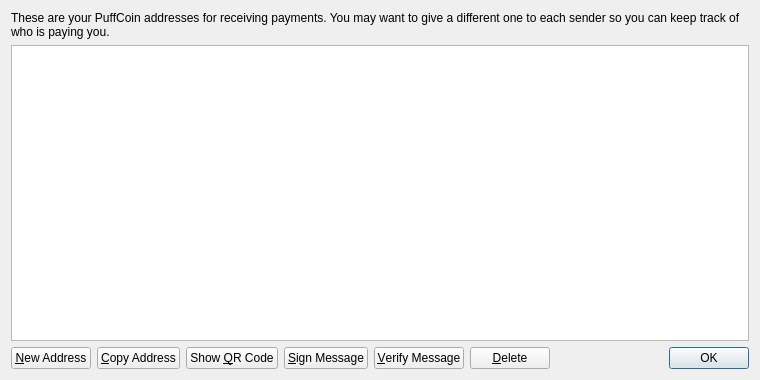
Old version of the form src/qt/forms/addressbookpage.ui in the repository abelov335/codetowncoin.
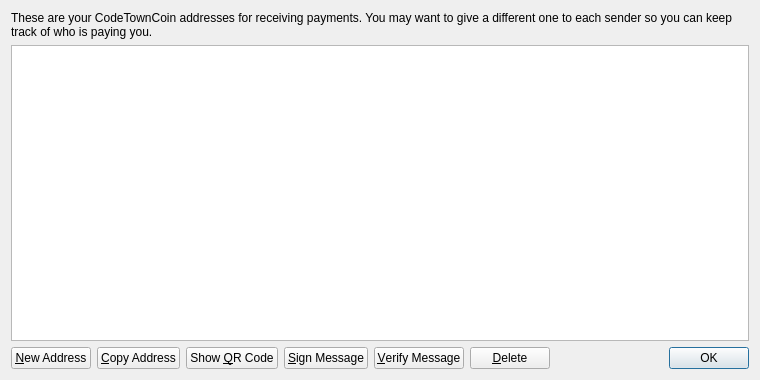
New version of the form. Icons and pictures are not drawn.

```diff
--- a/src/qt/forms/addressbookpage.ui
+++ b/src/qt/forms/addressbookpage.ui
@@ -17,7 +17,7 @@
    <item>
     <widget class="QLabel" name="labelExplanation">
      <property name="text">
-      <string>These are your PuffCoin addresses for receiving payments. You may want to give a different one to each sender so you can keep track of who is paying you.</string>
+      <string>These are your CodeTownCoin addresses for receiving payments. You may want to give a different one to each sender so you can keep track of who is paying you.</string>
      </property>
      <property name="textFormat">
       <enum>Qt::PlainText</enum>
```
